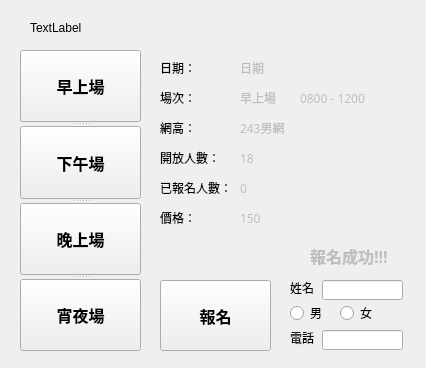
First picture: the form in SignUpForm.ui, repository BeautyJing08/pyQtLearn, before the edit.
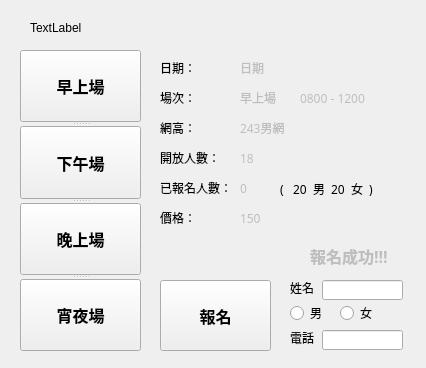
Second picture: the form after the edit.

Commit message: 0613 終於成功了阿,,,,,擦眼淚

```diff
--- a/SignUpForm.ui
+++ b/SignUpForm.ui
@@ -408,7 +408,7 @@
     <rect>
      <x>240</x>
      <y>180</y>
-     <width>61</width>
+     <width>21</width>
      <height>16</height>
     </rect>
    </property>
@@ -634,6 +634,90 @@
     <string>報名成功!!!</string>
    </property>
   </widget>
+  <widget class="QWidget" name="">
+   <property name="geometry">
+    <rect>
+     <x>280</x>
+     <y>180</y>
+     <width>95</width>
+     <height>18</height>
+    </rect>
+   </property>
+   <layout class="QHBoxLayout" name="horizontalLayout">
+    <item>
+     <widget class="QLabel" name="label_alreadyBookNum_2">
+      <property name="font">
+       <font>
+        <family>微軟正黑體</family>
+       </font>
+      </property>
+      <property name="text">
+       <string>( </string>
+      </property>
+     </widget>
+    </item>
+    <item>
+     <widget class="QLabel" name="label_alreadyBookNum_man_change">
+      <property name="font">
+       <font>
+        <family>微軟正黑體</family>
+       </font>
+      </property>
+      <property name="text">
+       <string>20</string>
+      </property>
+     </widget>
+    </item>
+    <item>
+     <widget class="QLabel" name="label_alreadyBookNum_man">
+      <property name="font">
+       <font>
+        <family>微軟正黑體</family>
+       </font>
+      </property>
+      <property name="text">
+       <string>男</string>
+      </property>
+     </widget>
+    </item>
+    <item>
+     <widget class="QLabel" name="label_alreadyBookNum_women_change">
+      <property name="font">
+       <font>
+        <family>微軟正黑體</family>
+       </font>
+      </property>
+      <property name="text">
+       <string>20</string>
+      </property>
+     </widget>
+    </item>
+    <item>
+     <widget class="QLabel" name="label_alreadyBookNum_women">
+      <property name="font">
+       <font>
+        <family>微軟正黑體</family>
+       </font>
+      </property>
+      <property name="text">
+       <string>女</string>
+      </property>
+     </widget>
+    </item>
+    <item>
+     <widget class="QLabel" name="label_alreadyBookNum_5">
+      <property name="font">
+       <font>
+        <family>微軟正黑體</family>
+       </font>
+      </property>
+      <property name="text">
+       <string>)</string>
+      </property>
+     </widget>
+    </item>
+   </layout>
+  </widget>
  </widget>
  <resources/>
  <connections/>
```
The commit also changes 2 other files.
